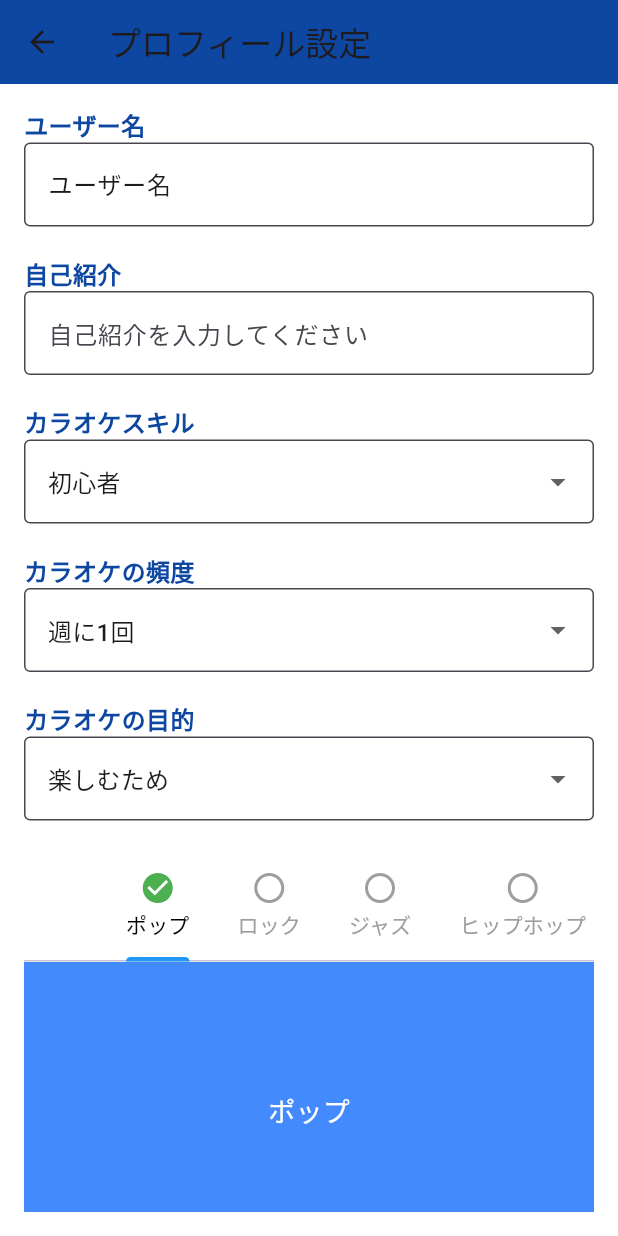
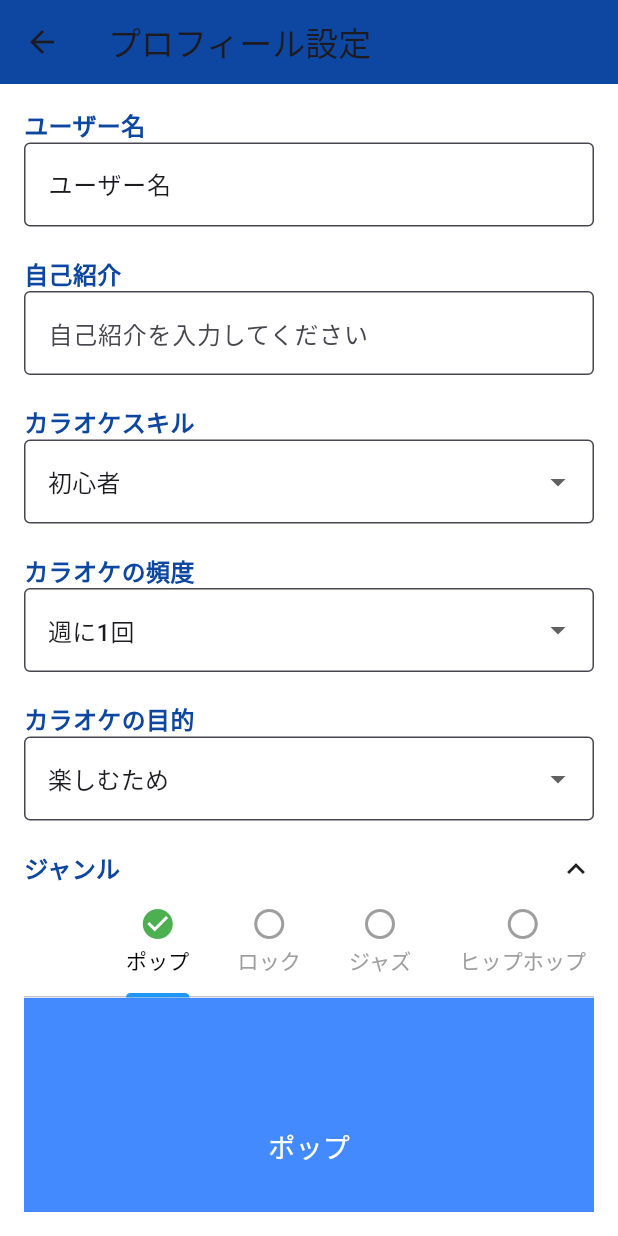
Before and after one commit to tensey3/fa1, a Flutter app: the SelectionScreen screen opened directly, on a phone screen of 412 x 824 dp. Run offline on Flutter 3.47's test engine with Material 3 defaults, Android fonts, the phone set to English and light mode, and no system bars; our stand-ins replace firebase_core, image_picker; accounts and stored records are empty.

Commit message:
好きな歌の欄追加

```diff
--- a/lib/screens/profile/selection_screen.dart
+++ b/lib/screens/profile/selection_screen.dart
@@ -13,13 +13,16 @@ class SelectionScreen extends StatefulWidget {
   const SelectionScreen({super.key, required this.isEditing});
 
   @override
-  // ignore: library_private_types_in_public_api
-  _SelectionScreenState createState() => _SelectionScreenState();
+  SelectionScreenState createState() => SelectionScreenState();
 }
 
-class _SelectionScreenState extends State<SelectionScreen> {
+class SelectionScreenState extends State<SelectionScreen> {
   TextEditingController? _bioController;
   TextEditingController? _userNameController;
+  bool _isGenreVisible = true;
+  bool _isDecadeVisible = false;
+  bool _isFavoriteSongVisible = false;
+  bool _isMachineVisible = false;
 
   @override
   void initState() {
@@ -40,10 +43,6 @@ class _SelectionScreenState extends State<SelectionScreen> {
   Widget build(BuildContext context) {
     final userProfileProvider = Provider.of<UserProfileProvider>(context);
 
-    // 初期化が必要な場合に備えて、nullチェックを追加
-    _bioController ??= TextEditingController(text: userProfileProvider.bio);
-    _userNameController ??= TextEditingController(text: userProfileProvider.userName);
-
     return Scaffold(
       appBar: AppBar(
         title: const Text('プロフィール設定'),
@@ -61,45 +60,75 @@ class _SelectionScreenState extends State<SelectionScreen> {
               _buildBioField(),
               const SizedBox(height: 20),
               _buildDropdown(
-                label: 'カラオケスキル',
+                label: Constants.karaokeSkillLabel,
                 value: userProfileProvider.karaokeSkillLevel,
                 items: Constants.karaokeSkillLevels,
                 onChanged: (value) => userProfileProvider.setKaraokeSkillLevel(value!),
               ),
               const SizedBox(height: 20),
               _buildDropdown(
-                label: 'カラオケの頻度',
+                label: Constants.karaokeFrequencyLabel,
                 value: userProfileProvider.karaokeFrequency,
                 items: Constants.karaokeFrequencies,
                 onChanged: (value) => userProfileProvider.setKaraokeFrequency(value!),
               ),
               const SizedBox(height: 20),
               _buildDropdown(
-                label: 'カラオケの目的',
+                label: Constants.karaokePurposeLabel,
                 value: userProfileProvider.karaokePurpose,
                 items: Constants.karaokePurposes,
                 onChanged: (value) => userProfileProvider.setKaraokePurpose(value!),
               ),
               const SizedBox(height: 20),
-              GenreSelection(isEditing: widget.isEditing),
+              _buildSectionToggle('ジャンル', _isGenreVisible, () {
+                setState(() {
+                  _isGenreVisible = !_isGenreVisible;
+                });
+              }),
+              if (_isGenreVisible) GenreSelection(isEditing: widget.isEditing),
               const SizedBox(height: 20),
+              _buildSectionToggle('好きな年代', _isDecadeVisible, () {
+                setState(() {
+                  _isDecadeVisible = !_isDecadeVisible;
+                });
+              }),
+              if (_isDecadeVisible)
                 DecadeSelection(
-                isVisible: true,
-                onToggleVisibility: () {},
+                  isVisible: _isDecadeVisible,
+                  onToggleVisibility: () {
+                    setState(() {
+                      _isDecadeVisible = !_isDecadeVisible;
+                    });
+                  },
                   onSave: (selectedDecadesRanges) {
                     userProfileProvider.setSelectedDecadesRanges(selectedDecadesRanges);
                   },
                 ),
               const SizedBox(height: 20),
+              _buildSectionToggle('好きな曲', _isFavoriteSongVisible, () {
+                setState(() {
+                  _isFavoriteSongVisible = !_isFavoriteSongVisible;
+                });
+              }),
+              if (_isFavoriteSongVisible)
                 FavoriteSongInput(
-                isVisible: true,
-                onToggleVisibility: () {},
+                  isVisible: _isFavoriteSongVisible,
+                  onToggleVisibility: () {
+                    setState(() {
+                      _isFavoriteSongVisible = !_isFavoriteSongVisible;
+                    });
+                  },
                   onSave: () {
                     // 必要に応じて追加の保存処理を実装
                   },
                 ),
               const SizedBox(height: 20),
-              MachineSelection(isEditing: widget.isEditing),
+              _buildSectionToggle('機種', _isMachineVisible, () {
+                setState(() {
+                  _isMachineVisible = !_isMachineVisible;
+                });
+              }),
+              if (_isMachineVisible) MachineSelection(isEditing: widget.isEditing),
               const SizedBox(height: 20),
               Center(
                 child: ElevatedButton(
@@ -111,7 +140,8 @@ class _SelectionScreenState extends State<SelectionScreen> {
                     Navigator.of(context).pop(); // 編集を終了して戻る
                   },
                   style: ElevatedButton.styleFrom(
-                    foregroundColor: Colors.white, backgroundColor: Colors.red[800],
+                    foregroundColor: Colors.white,
+                    backgroundColor: Colors.red[800],
                   ),
                   child: const Text('保存'),
                 ),
@@ -199,4 +229,20 @@ class _SelectionScreenState extends State<SelectionScreen> {
       ],
     );
   }
+
+  Widget _buildSectionToggle(String label, bool isVisible, VoidCallback onTap) {
+    return GestureDetector(
+      onTap: onTap,
+      child: Row(
+        mainAxisAlignment: MainAxisAlignment.spaceBetween,
+        children: [
+          Text(
+            label,
+            style: TextStyle(fontSize: 16, fontWeight: FontWeight.bold, color: Colors.blue[900]),
+          ),
+          Icon(isVisible ? Icons.expand_less : Icons.expand_more),
+        ],
+      ),
+    );
   }
+}
```
Lines whose indentation alone changed are shown as unchanged.
